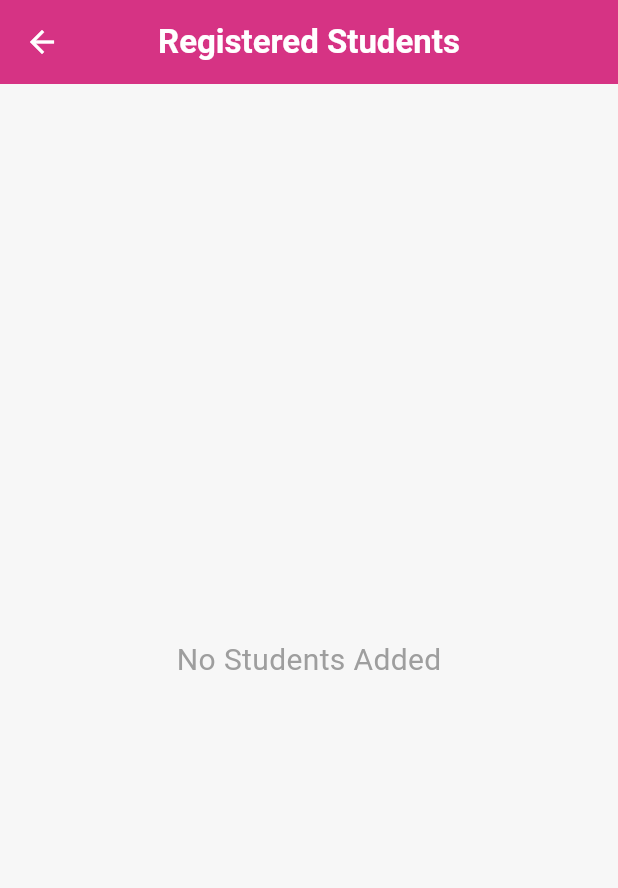
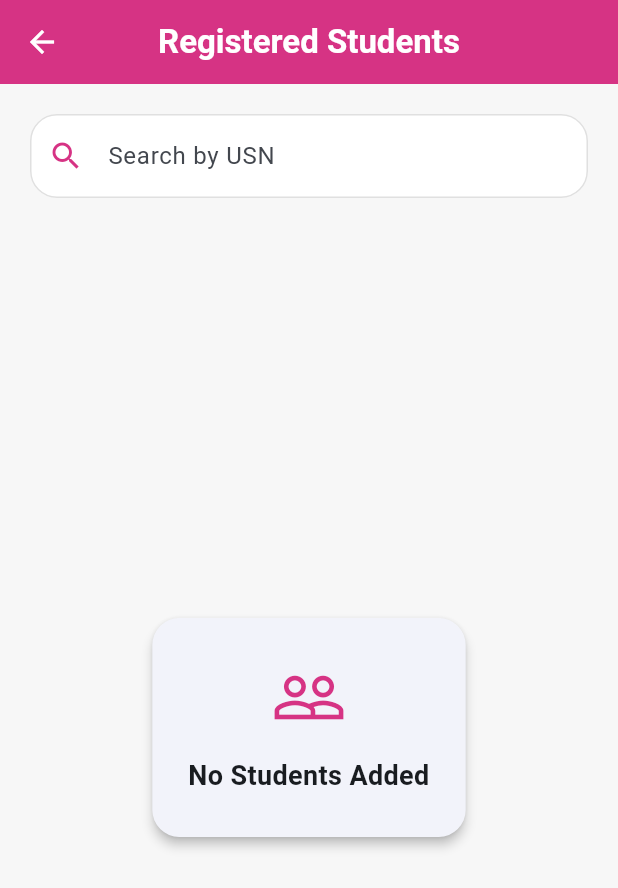
Before and after one commit to Vaibhavvpoojary/Digital_Attendance, a Flutter app: the RegisteredStudentsScreen screen opened directly, on a phone screen of 412 x 824 dp. Shown: the top 888 px of the screen. Run offline on Flutter 3.47's test engine with Material 3 defaults, Android fonts, the phone set to English and light mode, and no system bars; our stand-ins replace sqflite; accounts and stored records are empty.

Commit message:
Added the searchbar , which is used to search for the students based on the USN

```diff
--- a/lib/screens/student/registered_students_screen.dart
+++ b/lib/screens/student/registered_students_screen.dart
@@ -1,201 +1,221 @@
 import 'package:flutter/material.dart';
+
 import '../../database/database_helper.dart';
 import '../../models/student.dart';
 
+class RegisteredStudentsScreen extends StatefulWidget {
+  final int? subjectId;
 
-class RegisteredStudentsScreen extends StatefulWidget {
-
-  const RegisteredStudentsScreen({super.key});
-
+  const RegisteredStudentsScreen({super.key, this.subjectId});
 
   @override
   State<RegisteredStudentsScreen> createState() =>
       _RegisteredStudentsScreenState();
-
 }
 
-
-
-class _RegisteredStudentsScreenState
-    extends State<RegisteredStudentsScreen> {
-
+class _RegisteredStudentsScreenState extends State<RegisteredStudentsScreen> {
+  final TextEditingController searchController = TextEditingController();
 
   List<Student> students = [];
-
+  List<Student> filteredStudents = [];
+  bool isLoading = true;
 
   @override
   void initState() {
-
     super.initState();
-
     loadStudents();
-
   }
 
-
+  @override
+  void dispose() {
+    searchController.dispose();
+    super.dispose();
+  }
 
   Future<void> loadStudents() async {
+    final loadedStudents = widget.subjectId == null
+        ? await DatabaseHelper.instance.getAllStudents()
+        : await DatabaseHelper.instance.getStudentsBySubject(widget.subjectId!);
 
-    final data =
-        await DatabaseHelper.instance.getAllStudents();
-
+    if (!mounted) return;
 
     setState(() {
-
-      students = data;
-
+      students = loadedStudents;
+      filteredStudents = _filterStudents(searchController.text);
+      isLoading = false;
     });
-
   }
 
+  List<Student> _filterStudents(String query) {
+    final searchText = query.trim().toLowerCase();
 
+    if (searchText.isEmpty) {
+      return List<Student>.from(students);
+    }
+
+    return students.where((student) {
+      return student.usn.toLowerCase().startsWith(searchText);
+    }).toList();
+  }
+
+  void _onSearchChanged(String query) {
+    setState(() {
+      filteredStudents = _filterStudents(query);
+    });
+  }
+
+  void _clearSearch() {
+    searchController.clear();
+    _onSearchChanged('');
+  }
+
+  Widget _buildEmptyState({required bool noStudentsAdded}) {
+    final icon = noStudentsAdded ? Icons.people_outline : Icons.search_off;
+    final message = noStudentsAdded ? 'No Students Added' : 'No Student Found';
+
+    return Center(
+      child: Card(
+        elevation: 3,
+        shape: RoundedRectangleBorder(
+          borderRadius: BorderRadius.circular(18),
+        ),
+        child: Padding(
+          padding: const EdgeInsets.symmetric(horizontal: 24, vertical: 28),
+          child: Column(
+            mainAxisSize: MainAxisSize.min,
+            children: [
+              Icon(
+                icon,
+                size: 50,
+                color: const Color(0xFFD63384),
+              ),
+              const SizedBox(height: 14),
+              Text(
+                message,
+                textAlign: TextAlign.center,
+                style: const TextStyle(
+                  fontSize: 18,
+                  fontWeight: FontWeight.bold,
+                ),
+              ),
+            ],
+          ),
+        ),
+      ),
+    );
+  }
+
+  Widget _buildStudentCard(Student student) {
+    return Card(
+      elevation: 4,
+      margin: const EdgeInsets.only(bottom: 15),
+      shape: RoundedRectangleBorder(
+        borderRadius: BorderRadius.circular(18),
+      ),
+      child: Padding(
+        padding: const EdgeInsets.all(18),
+        child: Column(
+          crossAxisAlignment: CrossAxisAlignment.start,
+          children: [
+            Text(
+              student.studentName,
+              style: const TextStyle(
+                fontSize: 22,
+                fontWeight: FontWeight.bold,
+              ),
+            ),
+            const SizedBox(height: 10),
+            Text('USN : ${student.usn}'),
+            Text('Semester : ${student.semester}'),
+            Text('Section : ${student.section}'),
+            Text('Year : ${student.year}'),
+          ],
+        ),
+      ),
+    );
+  }
 
   @override
   Widget build(BuildContext context) {
-
-
     return Scaffold(
-
       backgroundColor: const Color(0xFFF7F7F7),
-
-
       appBar: AppBar(
-
         title: const Text(
-          "Registered Students",
-          style: TextStyle(
-            fontWeight: FontWeight.bold,
-          ),
+          'Registered Students',
+          style: TextStyle(fontWeight: FontWeight.bold),
         ),
-
         backgroundColor: const Color(0xFFD63384),
-
         foregroundColor: Colors.white,
-
         centerTitle: true,
-
       ),
-
-
-
-      body: students.isEmpty
-
+      body: isLoading
           ? const Center(
-
-              child: Text(
-                "No Students Added",
-                style: TextStyle(
-                  fontSize: 20,
-                  color: Colors.grey,
+              child: CircularProgressIndicator(
+                color: Color(0xFFD63384),
+              ),
+            )
+          : Column(
+              children: [
+                Padding(
+                  padding: const EdgeInsets.fromLTRB(20, 20, 20, 14),
+                  child: TextField(
+                    controller: searchController,
+                    onChanged: _onSearchChanged,
+                    decoration: InputDecoration(
+                      hintText: 'Search by USN',
+                      prefixIcon: const Icon(
+                        Icons.search,
+                        color: Color(0xFFD63384),
+                      ),
+                      suffixIcon: searchController.text.isEmpty
+                          ? null
+                          : IconButton(
+                              onPressed: _clearSearch,
+                              icon: const Icon(
+                                Icons.clear,
+                                color: Color(0xFFD63384),
+                              ),
+                            ),
+                      filled: true,
+                      fillColor: Colors.white,
+                      contentPadding: const EdgeInsets.symmetric(
+                        horizontal: 16,
+                        vertical: 16,
+                      ),
+                      border: OutlineInputBorder(
+                        borderRadius: BorderRadius.circular(18),
+                        borderSide: BorderSide(color: Colors.grey.shade300),
+                      ),
+                      enabledBorder: OutlineInputBorder(
+                        borderRadius: BorderRadius.circular(18),
+                        borderSide: BorderSide(color: Colors.grey.shade300),
+                      ),
+                      focusedBorder: const OutlineInputBorder(
+                        borderRadius: BorderRadius.all(Radius.circular(18)),
+                        borderSide: BorderSide(
+                          color: Color(0xFFD63384),
+                          width: 1.5,
+                        ),
+                      ),
+                    ),
+                  ),
                 ),
-              ),
-
-            )
-
-
-          : ListView.builder(
-
-              padding: const EdgeInsets.all(20),
-
-              itemCount: students.length,
-
-
-              itemBuilder: (context,index){
-
-
-                final student = students[index];
-
-
-                return Card(
-
-                  elevation: 4,
-
-                  margin: const EdgeInsets.only(
-                    bottom:15,
-                  ),
-
-
-                  shape: RoundedRectangleBorder(
-
-                    borderRadius:
-                    BorderRadius.circular(18),
-
-                  ),
-
-
-
-                  child: Padding(
-
-                    padding:
-                    const EdgeInsets.all(18),
-
-
-
-                    child: Column(
-
-                      crossAxisAlignment:
-                      CrossAxisAlignment.start,
-
-
-                      children: [
-
-
-                        Text(
-
-                          student.studentName,
-
-                          style: const TextStyle(
-
-                            fontSize:22,
-
-                            fontWeight:
-                            FontWeight.bold,
-
-                          ),
-
-                        ),
-
-
-                        const SizedBox(height:10),
-
-
-
-                        Text(
-                          "USN : ${student.usn}",
-                        ),
-
-
-                        Text(
-                          "Semester : ${student.semester}",
-                        ),
-
-
-                        Text(
-                          "Section : ${student.section}",
-                        ),
-
-
-                        Text(
-                          "Year : ${student.year}",
-                        ),
-
-
-                      ],
-
-                    ),
-
-                  ),
-
-                );
-
-
-              },
-
+                Expanded(
+                  child: students.isEmpty
+                      ? _buildEmptyState(noStudentsAdded: true)
+                      : filteredStudents.isEmpty
+                          ? _buildEmptyState(noStudentsAdded: false)
+                          : ListView.builder(
+                              padding: const EdgeInsets.fromLTRB(20, 0, 20, 20),
+                              itemCount: filteredStudents.length,
+                              itemBuilder: (context, index) {
+                                final student = filteredStudents[index];
+                                return _buildStudentCard(student);
+                              },
+                            ),
+                ),
+              ],
             ),
-
-
     );
-
   }
-
 }
```
